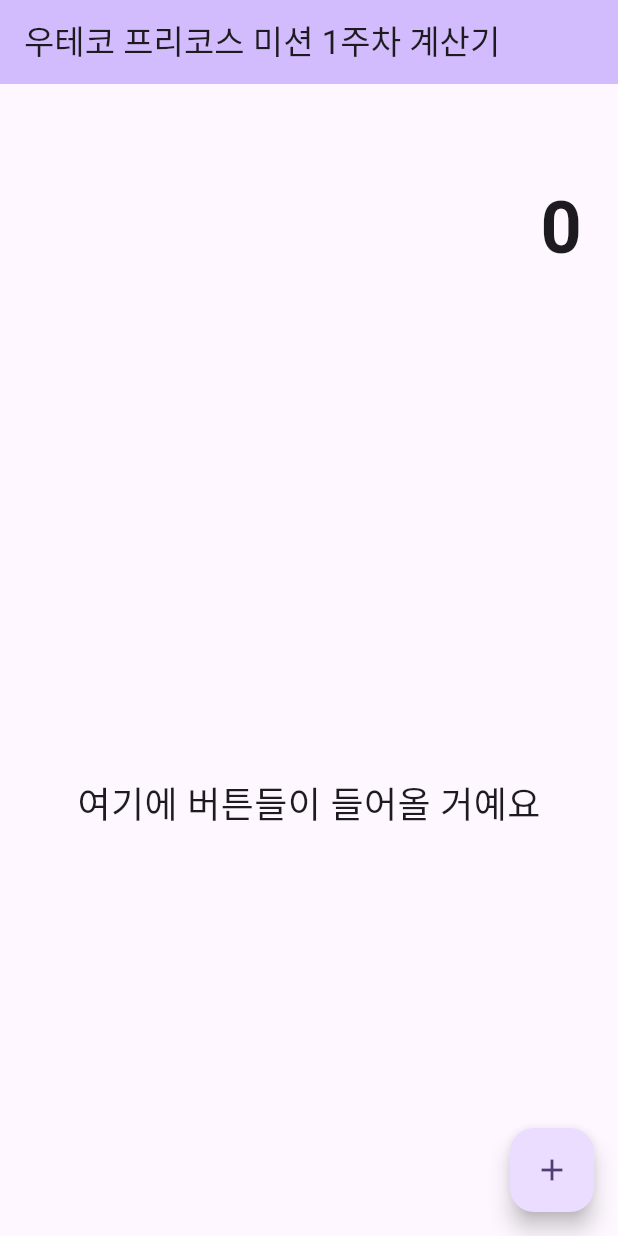
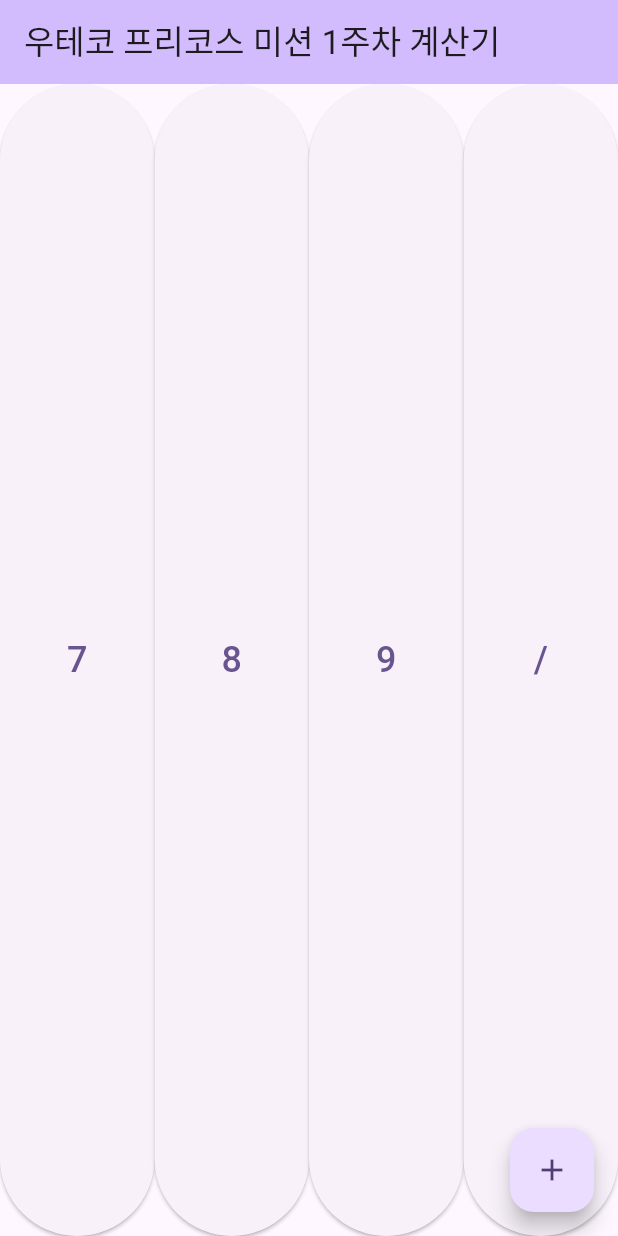
Before and after one commit to princebyun/flutter-calculator-8, a Flutter app: the screen it shows after launch, on a phone screen of 412 x 824 dp. Run offline on Flutter 3.47's test engine with Material 3 defaults, Android fonts, the phone set to English and light mode, and no system bars.

Commit message:
design : 위젯과 레이아웃 변경해보기3

```diff
--- a/lib/main.dart
+++ b/lib/main.dart
@@ -7,27 +7,11 @@ void main() {
 class MyApp extends StatelessWidget {
   const MyApp({super.key});
 
-  // This widget is the root of your application.
   @override
   Widget build(BuildContext context) {
     return MaterialApp(
       title: 'Flutter Demo',
       theme: ThemeData(
-        // This is the theme of your application.
-        //
-        // TRY THIS: Try running your application with "flutter run". You'll see
-        // the application has a purple toolbar. Then, without quitting the app,
-        // try changing the seedColor in the colorScheme below to Colors.green
-        // and then invoke "hot reload" (save your changes or press the "hot
-        // reload" button in a Flutter-supported IDE, or press "r" if you used
-        // the command line to start the app).
-        //
-        // Notice that the counter didn't reset back to zero; the application
-        // state is not lost during the reload. To reset the state, use hot
-        // restart instead.
-        //
-        // This works for code too, not just values: Most code changes can be
-        // tested with just a hot reload.
         colorScheme: ColorScheme.fromSeed(seedColor: Colors.deepPurple),
       ),
       home: const MyHomePage(title: '우테코 프리코스 미션 1주차 계산기'),
@@ -37,15 +21,6 @@ class MyApp extends StatelessWidget {
 
 class MyHomePage extends StatefulWidget {
   const MyHomePage({super.key, required this.title});
-
-  // This widget is the home page of your application. It is stateful, meaning
-  // that it has a State object (defined below) that contains fields that affect
-  // how it looks.
-
-  // This class is the configuration for the state. It holds the values (in this
-  // case the title) provided by the parent (in this case the App widget) and
-  // used by the build method of the State. Fields in a Widget subclass are
-  // always marked "final".
 
   final String title;
 
@@ -58,50 +33,61 @@ class _MyHomePageState extends State<MyHomePage> {
 
   void _incrementCounter() {
     setState(() {
-      // This call to setState tells the Flutter framework that something has
-      // changed in this State, which causes it to rerun the build method below
-      // so that the display can reflect the updated values. If we changed
-      // _counter without calling setState(), then the build method would not be
-      // called again, and so nothing would appear to happen.
       _counter += 5;
     });
   }
 
   @override
   Widget build(BuildContext context) {
-    // This method is rerun every time setState is called, for instance as done
-    // by the _incrementCounter method above.
-    //
-    // The Flutter framework has been optimized to make rerunning build methods
-    // fast, so that you can just rebuild anything that needs updating rather
-    // than having to individually change instances of widgets.
     return Scaffold(
       appBar: AppBar(
-        // TRY THIS: Try changing the color here to a specific color (to
-        // Colors.amber, perhaps?) and trigger a hot reload to see the AppBar
-        // change color while the other colors stay the same.
         backgroundColor: Theme.of(context).colorScheme.inversePrimary,
-        // Here we take the value from the MyHomePage object that was created by
-        // the App.build method, and use it to set our appbar title.
         title: Text(widget.title),
       ),
       body: Column(
         children: <Widget>[
           Expanded(
             flex: 1,
-            child: Container(
-              alignment: Alignment.centerRight,
-              padding: EdgeInsets.all(24),
-              child: Text(
-                '0',
-                style: TextStyle(fontSize: 48, fontWeight: FontWeight.bold),
-              ),
-            ),
-          ),
-          Expanded(
-            flex: 3,
-            child: Center(
-              child: Text('여기에 버튼들이 들어올 거예요', style: TextStyle(fontSize: 24)),
+            child: Row(
+              crossAxisAlignment: CrossAxisAlignment.stretch,
+              children: <Widget>[
+                Expanded(
+                  flex: 1,
+                  child: ElevatedButton(
+                    onPressed: () {
+                      print('7 pressed');
+                    },
+                    child: Text('7', style: TextStyle(fontSize: 24)),
+                  ),
+                ),
+                Expanded(
+                  flex: 1,
+                  child: ElevatedButton(
+                    onPressed: () {
+                      print('8 pressed');
+                    },
+                    child: Text('8', style: TextStyle(fontSize: 24)),
+                  ),
+                ),
+                Expanded(
+                  flex: 1,
+                  child: ElevatedButton(
+                    onPressed: () {
+                      print('9 pressed');
+                    },
+                    child: Text('9', style: TextStyle(fontSize: 24)),
+                  ),
+                ),
+                Expanded(
+                  flex: 1,
+                  child: ElevatedButton(
+                    onPressed: () {
+                      print('/ pressed');
+                    },
+                    child: Text('/', style: TextStyle(fontSize: 24)),
+                  ),
+                ),
+              ],
             ),
           ),
         ],
@@ -110,7 +96,7 @@ class _MyHomePageState extends State<MyHomePage> {
         onPressed: _incrementCounter,
         tooltip: 'Increment',
         child: const Icon(Icons.add),
-      ), // This trailing comma makes auto-formatting nicer for build methods.
+      ),
     );
   }
 }
```
